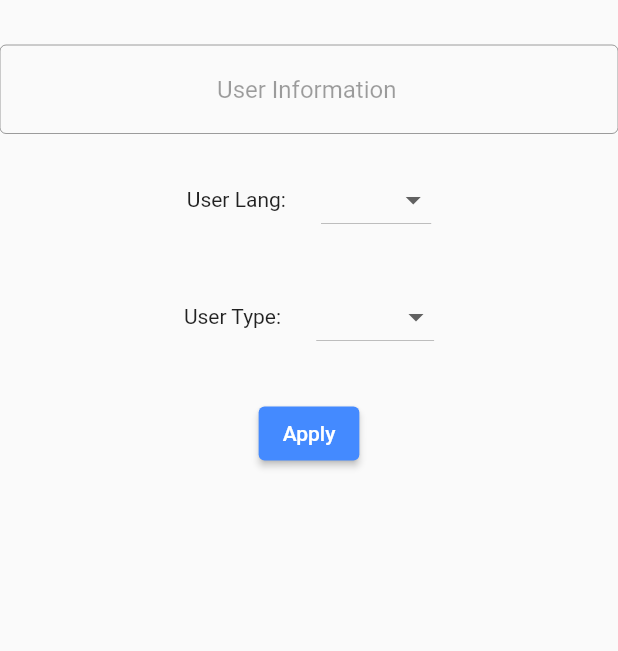
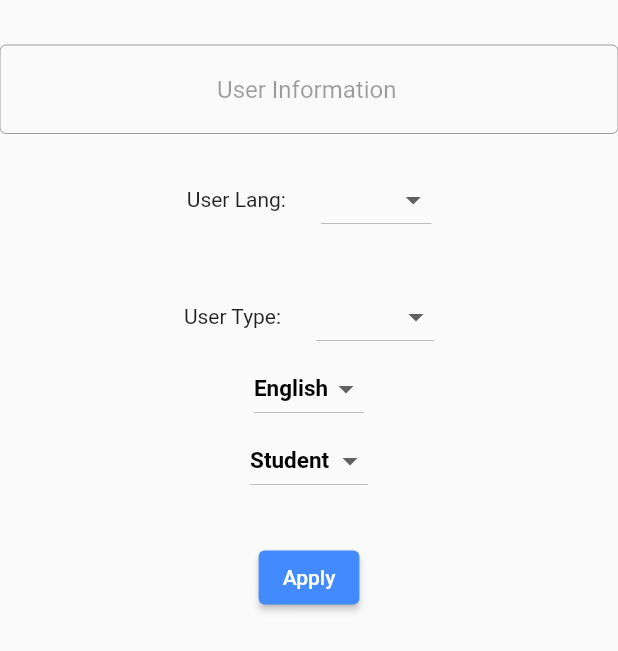
Before and after one commit to mike-bskim/huatang2, a Flutter app: the InformPage screen opened directly, on a phone screen of 412 x 824 dp. Shown: the top 651 px of the screen. Run offline on Flutter 3.47's test engine with Material 2 defaults, Android fonts, the phone set to English and light mode, and no system bars; our stand-ins replace cloud_firestore, firebase_auth, firebase_core, firebase_storage, flutter_signin_button, get and 4 more; missing offline and left inert: flutter_facebook_auth; accounts and stored records are empty; network calls fail.

Commit message:
dropdown GetX

```diff
--- /dev/null
+++ b/lib/src/controller/dropdown_button_controller.dart
@@ -0,0 +1,111 @@
+import 'package:flutter/material.dart';
+import 'package:get/get.dart';
+
+class DropdownButtonController extends GetxController {
+  RxString langTypeIndex = 'English'.obs;
+  RxString userTypeIndex = 'Student'.obs;
+  var langType = ['한글', 'English', '中文'];
+  RxList userType = ['Teacher', 'Student'].obs;
+//  var selectedUserType;
+  var selectedUserTypeForDB;
+//  var selectedLangType;
+  var selectedLangTypeForDB;
+
+  void changeLangTypeIndex(String index) {
+    langTypeIndex(index);
+    print('change LangType: ${index.toString()}');
+
+    if(langTypeIndex.value == '한글') {
+      userType = ['선생님', '학생'].obs;
+      changeUserTypeIndex('학생');
+      selectedLangTypeForDB = 'Korean';
+    }
+    else if(langTypeIndex.value == 'English') {
+      userType = ['Teacher', 'Student'].obs;
+      changeUserTypeIndex('Student');
+      selectedLangTypeForDB = 'English';
+    }
+    else if(langTypeIndex.value == '中文') {
+      userType = ['老师', '学生'].obs;
+      changeUserTypeIndex('学生');
+      selectedLangTypeForDB = 'Chinese';
+    }
+    else {
+      selectedLangTypeForDB = 'Other';
+    }
+    print('userType: ${userType.toString()}');
+  }
+
+  void changeUserTypeIndex(String index) {
+    userTypeIndex(index);
+    print('change UserType: ${index.toString()}');
+  }
+
+  void changeLTypeIndex(String index) {
+    userTypeIndex(index);
+    print('change UserType: ${index.toString()}');
+  }
+
+  void changeUserType(List msg) {
+    userType(msg);
+  }
+
+}
+
+class DropdownButtonLangType extends StatelessWidget {
+  final DropdownButtonController _dropdownButtonController = Get.put(DropdownButtonController());
+
+  @override
+  Widget build(BuildContext context) {
+    return Obx(
+      ()=> DropdownButton<String>(
+        onChanged: (String? value) {
+          _dropdownButtonController.changeLangTypeIndex(value!);
+        },
+        value: _dropdownButtonController.langTypeIndex.value, //_selectedUserType,
+        style: TextStyle(
+          fontSize: 15.0,
+          color: Colors.black,
+          fontWeight: FontWeight.bold,
+        ),
+        items: _dropdownButtonController.langType.map((String dropDownStringItem) {
+          return DropdownMenuItem<String>(
+            value: dropDownStringItem,
+            child: Text(dropDownStringItem),
+          );
+        }).toList(),
+      ),
+    );
+  }
+}
+
+class DropdownButtonUserType extends StatelessWidget {
+  final DropdownButtonController _dropdownButtonController = Get.put(DropdownButtonController());
+
+  @override
+  Widget build(BuildContext context) {
+    return Obx(
+      ()=> DropdownButton<String>(
+        onChanged: (String? value) {
+          _dropdownButtonController.changeUserTypeIndex(value!);
+        },
+        value: _dropdownButtonController.userTypeIndex.value, //_selectedUserType,
+        style: TextStyle(
+          fontSize: 15.0,
+          color: Colors.black,
+          fontWeight: FontWeight.bold,
+        ),
+        items: [
+          DropdownMenuItem(
+              value: _dropdownButtonController.userType[0],
+              child: Text(_dropdownButtonController.userType[0])
+          ),
+          DropdownMenuItem(
+              value: _dropdownButtonController.userType[1],
+              child: Text(_dropdownButtonController.userType[1])
+          ),
+        ]
+      ),
+    );
+  }
+}
--- a/lib/src/pages/inform_page.dart
+++ b/lib/src/pages/inform_page.dart
@@ -2,6 +2,7 @@ import 'package:cloud_firestore/cloud_firestore.dart';
 import 'package:flutter/material.dart';
 import 'package:flutter/widgets.dart';
 import 'package:get/get.dart';
+import 'package:huatang2/src/controller/dropdown_button_controller.dart';
 import 'package:huatang2/src/controller/user_info_controller.dart';
 import 'dart:async';
 
@@ -116,6 +117,8 @@ class _InformPageState extends State<InformPage> {
                       ),
                     ],
                   ),
+                  DropdownButtonLangType(),
+                  DropdownButtonUserType(),
                   Padding(padding: EdgeInsets.all(15.0)),
                   ElevatedButton(
                     style: ElevatedButton.styleFrom(
```
